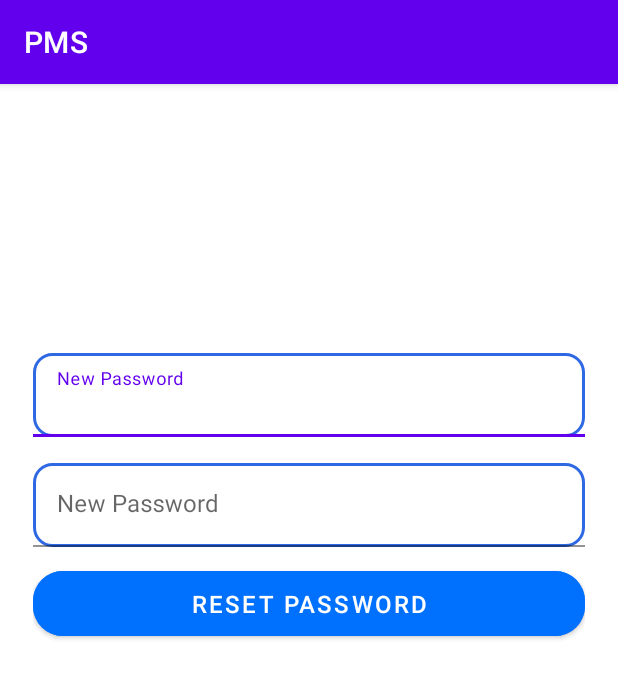
After one commit to KanchanaSW/pharmacyV3-main, an Android app: the NewPassword screen opened directly, with no data from a screen before it, on a phone screen of 412 x 824 dp. The commit adds this screen. Shown: the top 678 px of the screen. Run offline under Robolectric (Android 15) with nearby library versions, the phone set to English and light mode, and no system bars; libraries missing offline, so code that uses them is left out: com.shashank.sony.

Commit message:
forget password added

```diff
--- a/app/build.gradle
+++ b/app/build.gradle
@@ -32,6 +32,7 @@ dependencies {
     implementation 'androidx.appcompat:appcompat:1.2.0'
     implementation 'com.google.android.material:material:1.3.0'
     implementation 'androidx.constraintlayout:constraintlayout:2.0.4'
+    implementation 'androidx.legacy:legacy-support-v4:1.0.0'
     //implementation 'com.android.support:design:28.0.0'
     testImplementation 'junit:junit:4.+'
     androidTestImplementation 'androidx.test.ext:junit:1.1.2'
--- a/app/src/main/java/com/eea/pms/Adapter/ItemAdapter.java
+++ b/app/src/main/java/com/eea/pms/Adapter/ItemAdapter.java
@@ -8,11 +8,8 @@ import android.view.ViewGroup;
 import android.widget.TextView;
 
 import androidx.annotation.NonNull;
-import androidx.cardview.widget.CardView;
 import androidx.recyclerview.widget.RecyclerView;
 
-import com.eea.pms.Interface.ItemClickCallback;
-import com.eea.pms.ItemViewActivity;
 import com.eea.pms.Model.Item;
 import com.eea.pms.R;
 
--- a/app/src/main/java/com/eea/pms/Interface/ItemClickCallback.java
+++ /dev/null
@@ -1,5 +0,0 @@
-package com.eea.pms.Interface;
-
-public interface ItemClickCallback {
-    void onItemClickListener(Integer id);
-}
--- a/app/src/main/java/com/eea/pms/LoginActivity.java
+++ b/app/src/main/java/com/eea/pms/LoginActivity.java
@@ -1,5 +1,7 @@
 package com.eea.pms;
 
+import android.app.FragmentManager;
+import android.app.FragmentTransaction;
 import android.content.Context;
 import android.content.Intent;
 import android.content.SharedPreferences;
@@ -104,6 +106,8 @@ public class LoginActivity extends AppCompatActivity implements ResponseCallback
         if(isNameValid && isPasswordValid){
              LoginRequest loginRequest = new LoginRequest(username1, password2);
             authenticationService.login(loginRequest, this);
+        }else{
+            FancyToast.makeText(getApplicationContext(), "Invalid credentials", FancyToast.LENGTH_SHORT, FancyToast.ERROR, false).show();
         }
     }
     public void onBtnRegister(){
@@ -111,7 +115,7 @@ public class LoginActivity extends AppCompatActivity implements ResponseCallback
         startActivity(intent);
     }
     public void onBtnForgotPassword(){
-
+        intent=new Intent(getApplicationContext(),ResetPassword.class);startActivity(intent);
     }
 
     @Override
--- /dev/null
+++ b/app/src/main/java/com/eea/pms/NewPassword.java
@@ -0,0 +1,93 @@
+package com.eea.pms;
+
+import androidx.appcompat.app.AppCompatActivity;
+
+import android.content.Intent;
+import android.os.Bundle;
+import android.view.View;
+import android.widget.Button;
+import android.widget.EditText;
+
+import com.eea.pms.DTO.Responses.MessageResponse;
+import com.eea.pms.RetrofitClient.RetrofitClient;
+import com.eea.pms.RetrofitInterface.AuthenticationApi;
+import com.google.android.material.textfield.TextInputLayout;
+import com.shashank.sony.fancytoastlib.FancyToast;
+
+import retrofit2.Call;
+import retrofit2.Callback;
+import retrofit2.Response;
+
+public class NewPassword extends AppCompatActivity {
+    Button btnResetPassword;
+    EditText etPassN1,etPassN2;
+    TextInputLayout passError, passError2;
+    boolean isPasswordValid;
+    Integer otpNumber;
+    @Override
+    protected void onCreate(Bundle savedInstanceState) {
+        super.onCreate(savedInstanceState);
+        setContentView(R.layout.activity_new_password);
+
+        btnResetPassword=findViewById(R.id.btnResetPassword);
+        etPassN1=findViewById(R.id.etPassN1);
+        etPassN2=findViewById(R.id.etPassN2);
+        passError = findViewById(R.id.passError);
+        passError2 = findViewById(R.id.passError2);
+        Bundle bundle = getIntent().getExtras();
+        if (bundle != null){
+            otpNumber=bundle.getInt("otpNumber");
+        }else{
+            otpNumber=0;
+        }
+
+        btnResetPassword.setOnClickListener(new View.OnClickListener() {
+            @Override
+            public void onClick(View v) {
+                resetNewPassword(otpNumber);
+            }
+        });
+    }
+
+    private void resetNewPassword(Integer otpNumber) {
+        System.out.println(otpNumber);
+        String p1 = etPassN1.getText().toString();
+        String p2 = etPassN2.getText().toString();
+        if (p1.isEmpty()) {
+            passError.setError(getResources().getString(R.string.password_error));
+            isPasswordValid = false;
+        } else if (p2.isEmpty()) {
+            passError2.setError(getResources().getString(R.string.password_error));
+            isPasswordValid = false;
+        } else if (!p1.equals(p2)) {
+            passError.setError(getResources().getString(R.string.password_dont_match_error));
+            passError2.setError(getResources().getString(R.string.password_dont_match_error));
+            isPasswordValid = false;
+        } else if (p1.length() < 6) {
+            passError.setError(getResources().getString(R.string.error_invalid_password));
+            isPasswordValid = false;
+        } else {
+            isPasswordValid = true;
+            passError.setErrorEnabled(false);
+            passError2.setErrorEnabled(false);
+        }
+        if (isPasswordValid){
+            Call<MessageResponse> newPassword= RetrofitClient.getRetrofitClientInstance().create(AuthenticationApi.class).resetPassword(otpNumber,p1);
+            newPassword.enqueue(new Callback<MessageResponse>() {
+                @Override
+                public void onResponse(Call<MessageResponse> call, Response<MessageResponse> response) {
+                    startActivity(new Intent(getApplicationContext(), LoginActivity.class));
+                    FancyToast.makeText(getApplicationContext(), "Success", FancyToast.LENGTH_SHORT, FancyToast.SUCCESS, false).show();
+
+                }
+
+                @Override
+                public void onFailure(Call<MessageResponse> call, Throwable t) {
+                    startActivity(new Intent(getApplicationContext(), LoginActivity.class));
+                    FancyToast.makeText(getApplicationContext(), "Error Happened.", FancyToast.LENGTH_SHORT, FancyToast.ERROR, false).show();
+
+                }
+            });
+        }
+    }
+}
--- a/app/src/main/java/com/eea/pms/RetrofitClient/RetrofitClient.java
+++ b/app/src/main/java/com/eea/pms/RetrofitClient/RetrofitClient.java
@@ -13,7 +13,8 @@ import retrofit2.converter.jackson.JacksonConverterFactory;
 
 
 public class RetrofitClient {
-    private static String BASE_URL = "http://192.168.8.186:8080/";
+    //private static String BASE_URL = "http://192.168.8.186:8080/";
+    private static String BASE_URL = "http://192.168.42.72:8080/";
     private static Retrofit retrofit;
 
     public RetrofitClient() {
--- a/app/src/main/java/com/eea/pms/RetrofitInterface/AuthenticationApi.java
+++ b/app/src/main/java/com/eea/pms/RetrofitInterface/AuthenticationApi.java
@@ -2,11 +2,17 @@ package com.eea.pms.RetrofitInterface;
 
 import com.eea.pms.DTO.Requests.LoginRequest;
 import com.eea.pms.DTO.Responses.LoginResponse;
+import com.eea.pms.DTO.Responses.MessageResponse;
+import com.eea.pms.Model.OTP;
 import com.eea.pms.Model.User;
 
+import retrofit.http.Path;
 import retrofit2.Call;
 import retrofit2.http.Body;
+import retrofit2.http.GET;
+import retrofit2.http.Header;
 import retrofit2.http.POST;
+import retrofit2.http.Query;
 
 public interface AuthenticationApi {
     @POST("api/auth/login")
@@ -14,4 +20,13 @@ public interface AuthenticationApi {
 
     @POST("api/auth/register")
     Call<User> registerUser(@Body User user);
+
+    @POST("api/otp/send-otp-change")
+    Call<MessageResponse> sendOTPEmail(@Query("email") String email);
+
+    @GET("api/otp/valid-check")
+    Call<MessageResponse> validCheck(@Query("otpNumber") Integer otpNumber);
+
+    @POST("api/otp/reset")
+    Call<MessageResponse> resetPassword(@Query("otpNumber")Integer otpNumber, @Query("password") String password);
 }
--- /dev/null
+++ b/app/src/main/res/layout/activity_new_password.xml
@@ -0,0 +1,74 @@
+<?xml version="1.0" encoding="utf-8"?>
+<LinearLayout
+    xmlns:android="http://schemas.android.com/apk/res/android"
+    xmlns:app="http://schemas.android.com/apk/res-auto"
+    xmlns:tools="http://schemas.android.com/tools"
+    android:layout_width="match_parent"
+    android:layout_height="match_parent"
+    tools:context=".NewPassword">
+
+    <RelativeLayout
+        android:layout_width="match_parent"
+        android:layout_height="match_parent"
+        android:layout_marginTop="150dp"
+        android:layout_marginBottom="10dp"
+        android:layout_marginStart="10dp"
+        android:layout_marginEnd="10dp"
+        android:padding="12dp"
+        >
+        <com.google.android.material.textfield.TextInputLayout
+            android:id="@+id/passError"
+            android:layout_width="match_parent"
+            android:layout_height="wrap_content"
+            android:layout_marginTop="7dp">
+
+            <EditText
+                android:id="@+id/etPassN1"
+                android:layout_width="match_parent"
+                android:layout_height="wrap_content"
+                android:layout_marginTop="10dp"
+                android:background="@drawable/edit_text_border"
+                android:ems="10"
+                android:hint="@string/prompt_new_password"
+                android:inputType="textPassword"
+                android:maxLines="1"
+                android:singleLine="true" />
+
+        </com.google.android.material.textfield.TextInputLayout>
+
+        <com.google.android.material.textfield.TextInputLayout
+            android:id="@+id/passError2"
+            android:layout_below="@+id/passError"
+            android:layout_width="match_parent"
+            android:layout_height="wrap_content"
+            android:layout_marginTop="7dp">
+
+            <EditText
+                android:id="@+id/etPassN2"
+                android:layout_width="match_parent"
+                android:layout_height="wrap_content"
+                android:layout_marginTop="10dp"
+                android:background="@drawable/edit_text_border"
+                android:ems="10"
+                android:hint="@string/prompt_new_password"
+                android:inputType="textPassword"
+                android:maxLines="1"
+                android:singleLine="true" />
+
+        </com.google.android.material.textfield.TextInputLayout>
+        <Button
+            android:id="@+id/btnResetPassword"
+            android:layout_marginTop="10dp"
+            android:layout_marginBottom="10dp"
+            android:layout_below="@+id/passError2"
+            android:layout_width="match_parent"
+            android:layout_height="55dp"
+            android:padding="10dp"
+            android:backgroundTint="#0070ff"
+            android:text="Reset Password"
+            android:textColor="@color/white"
+            android:textSize="16dp"
+            app:cornerRadius="20dp" />
+    </RelativeLayout>
+
+</LinearLayout>
--- a/app/src/main/res/values/strings.xml
+++ b/app/src/main/res/values/strings.xml
@@ -2,6 +2,7 @@
     <string name="app_name">PMS</string>
     <string name="prompt_email">Email</string>
     <string name="prompt_password">Password</string>
+    <string name="prompt_new_password">New Password</string>
     <string name="login">Login</string>
     <string name="create_new">Click here for register</string>
     <string name="not_register">Not Register?</string>
@@ -26,4 +27,9 @@
     <string name="itemQuantity_error">Provide Quantity</string>
     <string name="itemPrice">Price</string>
     <string name="itemPrice_error">Provide</string>
+    <!-- TODO: Remove or change this placeholder text -->
+    <string name="hello_blank_fragment">Hello blank fragment</string>
+    <string name="resetPassContext">Enter your email associated with your account and we will send an email with instructions to reset the password. </string>
+    <string name="validateOtp">Provide the OTP number sent to your email.</string>
+
 </resources>
```
Also changed, not shown: app/src/main/AndroidManifest.xml (+9 -0 lines), app/src/main/java/com/eea/pms/Model/OTP.java (added, +33 -0 lines), app/src/main/java/com/eea/pms/ResetPassword.java (added, +76 -0 lines), app/src/main/java/com/eea/pms/ValidateOTP.java (added, +75 -0 lines), app/src/main/res/layout/activity_reset_password.xml (added, +78 -0 lines), app/src/main/res/layout/activity_validate_otp.xml (added, +57 -0 lines).
